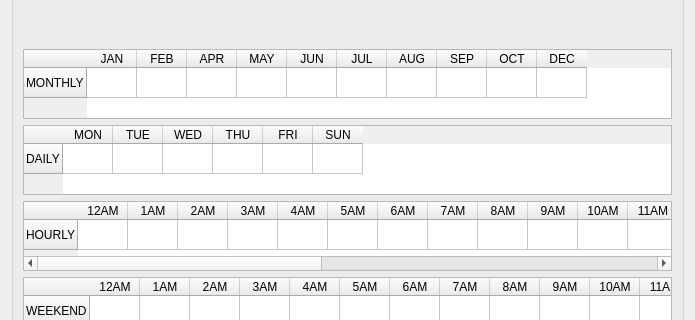
The window that core/ui/toolbars/epa/nonvisual_pattern_ud.ui (Giswater/giswater_qgis_plugin) describes before a commit, drawn with Qt 5; both pictures show x 0 to 695 and y 199 to 519 of the 695 by 670 pixel window.
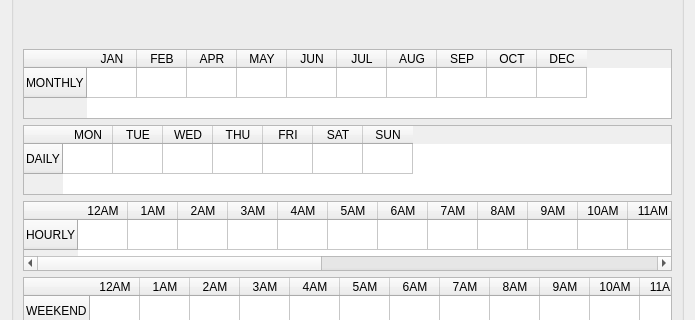
The same window after the commit.

Commit message: Minor bug fix: add missing column in ud patterns

The edit to the form file:
```diff
--- a/core/ui/toolbars/epa/nonvisual_pattern_ud.ui
+++ b/core/ui/toolbars/epa/nonvisual_pattern_ud.ui
@@ -557,6 +557,11 @@
             <string>FRI</string>
            </property>
           </column>
+          <column>
+           <property name="text">
+            <string>SAT</string>
+           </property>
+          </column>
           <column>
            <property name="text">
             <string>SUN</string>
```
